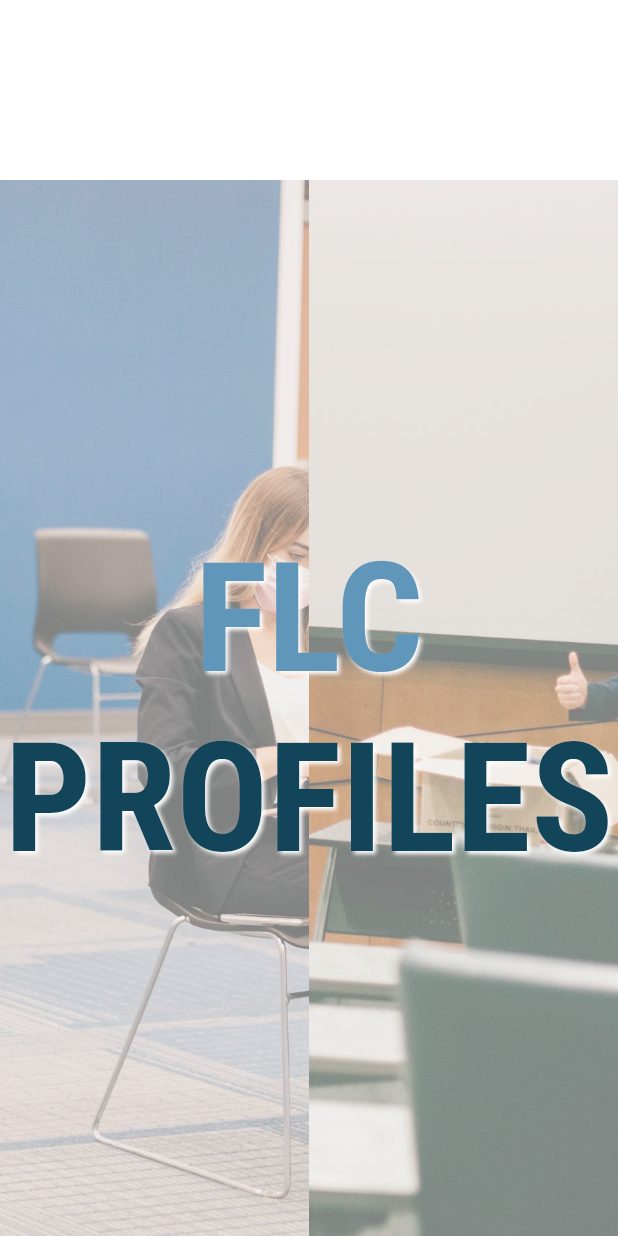
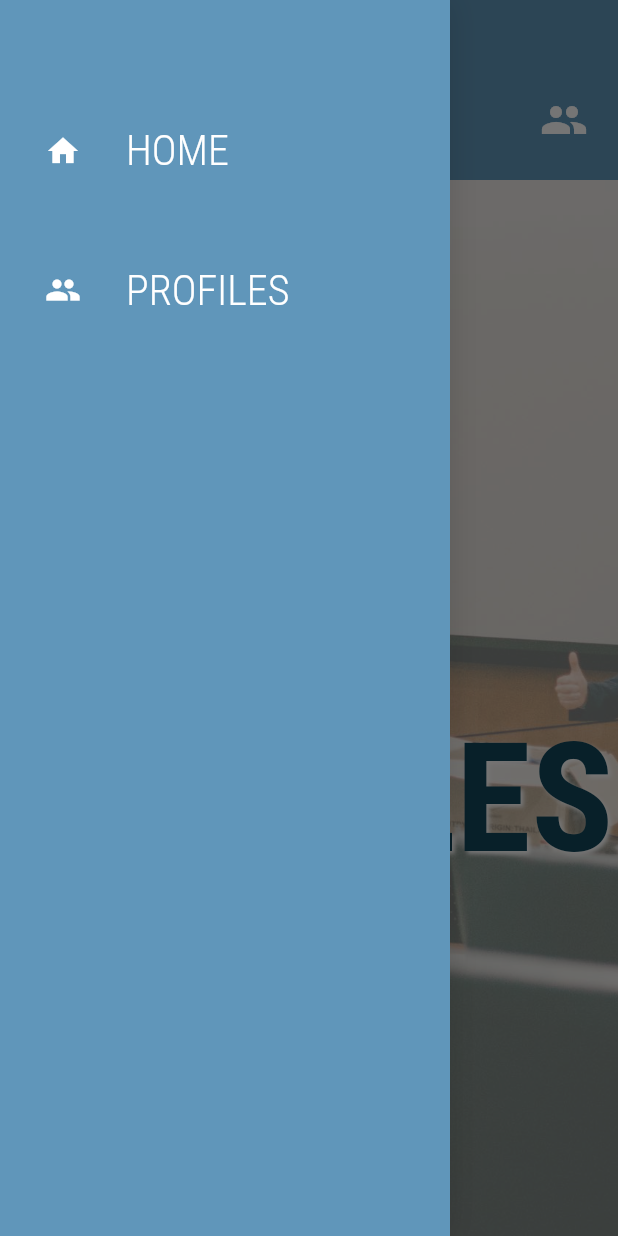
Before and after one commit to arielweitz/flc_swe, a Flutter app: the screen it shows after launch, with the side drawer open (before the commit the screen has no drawer), on a phone screen of 412 x 824 dp. Run offline on Flutter 3.47's test engine with Material 2 defaults, Android fonts, the phone set to English and light mode, and no system bars; our stand-ins replace fluro, responsive_builder, url_strategy; statements that could not run were skipped.

Commit message:
nav drawer

```diff
--- a/lib/components/navbar/navbar.dart
+++ b/lib/components/navbar/navbar.dart
@@ -13,9 +13,11 @@ class NavigationBar extends StatelessWidget {
   Widget build(BuildContext context) {
     return ScreenTypeLayout(
       mobile: Container(
+          color: Style.theme.primaryColor,
           padding: const EdgeInsets.only(top: 40.0, left: 20.0, right: 20.0),
           child: NavigationBarMobile(scaffoldkey: scaffoldkey)),
       tablet: Container(
+          color: Style.theme.primaryColor,
           padding: const EdgeInsets.only(top: 40.0, left: 45.0, right: 45.0),
           child: NavigationBarTablet(scaffoldkey: scaffoldkey)),
       desktop: Container(
--- a/lib/components/navbar/navbar_components.dart
+++ b/lib/components/navbar/navbar_components.dart
@@ -2,6 +2,8 @@ import 'package:flc_swe/routing/router.dart';
 import 'package:flc_swe/theme/style.dart';
 import 'package:fluro/fluro.dart' as fluro;
 import 'package:flutter/material.dart';
+import 'package:flc_swe/routing/route_names.dart';
+import 'package:provider/provider.dart';
 
 class NavBarLogo extends StatelessWidget {
   @override
@@ -65,7 +67,7 @@ class DrawerItem extends StatelessWidget {
       padding: const EdgeInsets.only(left: 30, top: 60),
       child: Row(
         children: <Widget>[
-          Icon(icon),
+          Icon(icon, color: Colors.white),
           SizedBox(width: 30),
           NavBarItem(title: title),
         ],
@@ -74,115 +76,114 @@ class DrawerItem extends StatelessWidget {
   }
 }
 
-// class NavigationDrawer extends StatelessWidget {
-//   @override
-//   Widget build(BuildContext context) {
-//     return Container(
-//       width: 300,
-//       height: MediaQuery.of(context).size.height,
-//       decoration: BoxDecoration(
-//           color: Colors.white,
-//           boxShadow: [BoxShadow(color: Colors.black12, blurRadius: 16)]),
-//       child: SingleChildScrollView(
-//         child: Column(
-//           children: <Widget>[
-//             SizedBox(
-//               height: 24.0,
-//             ),
-//             ClickableNavBarItem(
-//               child: DrawerItem(title: 'Find a phone', icon: Icons.phone_iphone),
-//               route: HomeRoute,
-//             ),
-//             DrawerItem(title: 'Sell your phone', icon: Icons.phone_iphone),
-//             ClickableNavBarItem(
-//               child: DrawerItem(title: 'About us', icon: Icons.help),
-//               route: AboutRoute,
-//             ),
-//             ModalRoute.of(context).settings.name != AccountRoute &&
-//                 ModalRoute.of(context).settings.name != OrdersRoute &&
-//                 ModalRoute.of(context).settings.name != MessagesRoute &&
-//                 ModalRoute.of(context).settings.name != MyPhonesRoute &&
-//                 ModalRoute.of(context).settings.name != SettingsRoute &&
-//                 ModalRoute.of(context).settings.name != AddAPhoneRoute &&
-//                 ModalRoute.of(context).settings.name != SendAMessageRoute ?
-//             ClickableNavBarItem(
-//               child: DrawerItem(title: 'Account', icon: Icons.person),
-//               route: AccountRoute,
-//             ) : const SizedBox.shrink(),
-//             ModalRoute.of(context).settings.name == AccountRoute ||
-//                 ModalRoute.of(context).settings.name == OrdersRoute ||
-//                 ModalRoute.of(context).settings.name == MessagesRoute ||
-//                 ModalRoute.of(context).settings.name == MyPhonesRoute ||
-//                 ModalRoute.of(context).settings.name == SettingsRoute ||
-//                 ModalRoute.of(context).settings.name == AddAPhoneRoute ||
-//                 ModalRoute.of(context).settings.name == SendAMessageRoute ?
-//             ClickableNavBarItem(
-//               child: DrawerItem(title: 'Dashboard', icon: Icons.person),
-//               route: AccountRoute,
-//             ) : const SizedBox.shrink(),
-//             ModalRoute.of(context).settings.name == AccountRoute ||
-//                 ModalRoute.of(context).settings.name == OrdersRoute ||
-//                 ModalRoute.of(context).settings.name == MessagesRoute ||
-//                 ModalRoute.of(context).settings.name == MyPhonesRoute ||
-//                 ModalRoute.of(context).settings.name == SettingsRoute ||
-//                 ModalRoute.of(context).settings.name == AddAPhoneRoute ||
-//                 ModalRoute.of(context).settings.name == SendAMessageRoute ?
-//             ClickableNavBarItem(
-//               child: DrawerItem(title: 'Orders', icon: Icons.person),
-//               route: OrdersRoute,
-//             ) : const SizedBox.shrink(),
-//             ModalRoute.of(context).settings.name == AccountRoute ||
-//                 ModalRoute.of(context).settings.name == OrdersRoute ||
-//                 ModalRoute.of(context).settings.name == MessagesRoute ||
-//                 ModalRoute.of(context).settings.name == MyPhonesRoute ||
-//                 ModalRoute.of(context).settings.name == SettingsRoute ||
-//                 ModalRoute.of(context).settings.name == AddAPhoneRoute||
-//                 ModalRoute.of(context).settings.name == SendAMessageRoute ?
-//             ClickableNavBarItem(
-//               child: DrawerItem(title: 'Messages', icon: Icons.person),
-//               route: MessagesRoute,
-//             ) : const SizedBox.shrink(),
-//             ModalRoute.of(context).settings.name == AccountRoute ||
-//                 ModalRoute.of(context).settings.name == OrdersRoute ||
-//                 ModalRoute.of(context).settings.name == MessagesRoute ||
-//                 ModalRoute.of(context).settings.name == MyPhonesRoute ||
-//                 ModalRoute.of(context).settings.name == SettingsRoute ||
-//                 ModalRoute.of(context).settings.name == AddAPhoneRoute||
-//                 ModalRoute.of(context).settings.name == SendAMessageRoute ?
-//             ClickableNavBarItem(
-//               child: DrawerItem(title: 'My phones', icon: Icons.person),
-//               route: MyPhonesRoute,
-//             ) : const SizedBox.shrink(),
-//             ModalRoute.of(context).settings.name == AccountRoute ||
-//                 ModalRoute.of(context).settings.name == OrdersRoute ||
-//                 ModalRoute.of(context).settings.name == MessagesRoute ||
-//                 ModalRoute.of(context).settings.name == MyPhonesRoute ||
-//                 ModalRoute.of(context).settings.name == SettingsRoute ||
-//                 ModalRoute.of(context).settings.name == AddAPhoneRoute||
-//                 ModalRoute.of(context).settings.name == SendAMessageRoute ?
-//             ClickableNavBarItem(
-//               child: DrawerItem(title: 'Settings', icon: Icons.person),
-//               route: SettingsRoute,
-//             ) : const SizedBox.shrink(),
-//             Consumer<UserModel>(
-//               builder: (_, user, __) {
-//                 if (user == null) {
-//                   return const SizedBox.shrink();
-//                 } else {
-//                   return Padding(
-//                     padding: EdgeInsets.only(top: MediaQuery.of(context).size.height - 420.0 >= 0 ? MediaQuery.of(context).size.height - 420.0 : 0),
-//                     child: ClickableNavBarItem(
-//                       child: DrawerItem(title: 'Sign out', icon: Icons.logout),
-//                       route: HomeRoute,
-//                       logOut: true,
-//                     ),
-//                   );
-//                 }
-//               },
-//             )
-//           ],
-//         ),
-//       ),
-//     );
-//   }
-// }
+class NavigationDrawer extends StatelessWidget {
+  @override
+  Widget build(BuildContext context) {
+    return Container(
+      width: 300,
+      height: MediaQuery.of(context).size.height,
+      decoration: BoxDecoration(
+          color: Style.theme.primaryColor,
+          boxShadow: [BoxShadow(color: Colors.black12, blurRadius: 16)]),
+      child: SingleChildScrollView(
+        child: Column(
+          children: <Widget>[
+            SizedBox(
+              height: 24.0,
+            ),
+            ClickableNavBarItem(
+              child: DrawerItem(title: 'HOME', icon: Icons.home),
+              route: HomeRoute,
+            ),
+            ClickableNavBarItem(
+              child: DrawerItem(title: 'PROFILES', icon: Icons.people),
+              route: ClassesRoute,
+            ),
+            // ModalRoute.of(context).settings.name != AccountRoute &&
+            //     ModalRoute.of(context).settings.name != OrdersRoute &&
+            //     ModalRoute.of(context).settings.name != MessagesRoute &&
+            //     ModalRoute.of(context).settings.name != MyPhonesRoute &&
+            //     ModalRoute.of(context).settings.name != SettingsRoute &&
+            //     ModalRoute.of(context).settings.name != AddAPhoneRoute &&
+            //     ModalRoute.of(context).settings.name != SendAMessageRoute ?
+            // ClickableNavBarItem(
+            //   child: DrawerItem(title: 'Account', icon: Icons.person),
+            //   route: AccountRoute,
+            // ) : const SizedBox.shrink(),
+            // ModalRoute.of(context).settings.name == AccountRoute ||
+            //     ModalRoute.of(context).settings.name == OrdersRoute ||
+            //     ModalRoute.of(context).settings.name == MessagesRoute ||
+            //     ModalRoute.of(context).settings.name == MyPhonesRoute ||
+            //     ModalRoute.of(context).settings.name == SettingsRoute ||
+            //     ModalRoute.of(context).settings.name == AddAPhoneRoute ||
+            //     ModalRoute.of(context).settings.name == SendAMessageRoute ?
+            // ClickableNavBarItem(
+            //   child: DrawerItem(title: 'Dashboard', icon: Icons.person),
+            //   route: AccountRoute,
+            // ) : const SizedBox.shrink(),
+            // ModalRoute.of(context).settings.name == AccountRoute ||
+            //     ModalRoute.of(context).settings.name == OrdersRoute ||
+            //     ModalRoute.of(context).settings.name == MessagesRoute ||
+            //     ModalRoute.of(context).settings.name == MyPhonesRoute ||
+            //     ModalRoute.of(context).settings.name == SettingsRoute ||
+            //     ModalRoute.of(context).settings.name == AddAPhoneRoute ||
+            //     ModalRoute.of(context).settings.name == SendAMessageRoute ?
+            // ClickableNavBarItem(
+            //   child: DrawerItem(title: 'Orders', icon: Icons.person),
+            //   route: OrdersRoute,
+            // ) : const SizedBox.shrink(),
+            // ModalRoute.of(context).settings.name == AccountRoute ||
+            //     ModalRoute.of(context).settings.name == OrdersRoute ||
+            //     ModalRoute.of(context).settings.name == MessagesRoute ||
+            //     ModalRoute.of(context).settings.name == MyPhonesRoute ||
+            //     ModalRoute.of(context).settings.name == SettingsRoute ||
+            //     ModalRoute.of(context).settings.name == AddAPhoneRoute||
+            //     ModalRoute.of(context).settings.name == SendAMessageRoute ?
+            // ClickableNavBarItem(
+            //   child: DrawerItem(title: 'Messages', icon: Icons.person),
+            //   route: MessagesRoute,
+            // ) : const SizedBox.shrink(),
+            // ModalRoute.of(context).settings.name == AccountRoute ||
+            //     ModalRoute.of(context).settings.name == OrdersRoute ||
+            //     ModalRoute.of(context).settings.name == MessagesRoute ||
+            //     ModalRoute.of(context).settings.name == MyPhonesRoute ||
+            //     ModalRoute.of(context).settings.name == SettingsRoute ||
+            //     ModalRoute.of(context).settings.name == AddAPhoneRoute||
+            //     ModalRoute.of(context).settings.name == SendAMessageRoute ?
+            // ClickableNavBarItem(
+            //   child: DrawerItem(title: 'My phones', icon: Icons.person),
+            //   route: MyPhonesRoute,
+            // ) : const SizedBox.shrink(),
+            // ModalRoute.of(context).settings.name == AccountRoute ||
+            //     ModalRoute.of(context).settings.name == OrdersRoute ||
+            //     ModalRoute.of(context).settings.name == MessagesRoute ||
+            //     ModalRoute.of(context).settings.name == MyPhonesRoute ||
+            //     ModalRoute.of(context).settings.name == SettingsRoute ||
+            //     ModalRoute.of(context).settings.name == AddAPhoneRoute||
+            //     ModalRoute.of(context).settings.name == SendAMessageRoute ?
+            // ClickableNavBarItem(
+            //   child: DrawerItem(title: 'Settings', icon: Icons.person),
+            //   route: SettingsRoute,
+            // ) : const SizedBox.shrink(),
+            // Consumer<UserModel>(
+            //   builder: (_, user, __) {
+            //     if (user == null) {
+            //       return const SizedBox.shrink();
+            //     } else {
+            //       return Padding(
+            //         padding: EdgeInsets.only(top: MediaQuery.of(context).size.height - 420.0 >= 0 ? MediaQuery.of(context).size.height - 420.0 : 0),
+            //         child: ClickableNavBarItem(
+            //           child: DrawerItem(title: 'Sign out', icon: Icons.logout),
+            //           route: HomeRoute,
+            //           logOut: true,
+            //         ),
+            //       );
+            //     }
+            //   },
+            // )
+          ],
+        ),
+      ),
+    );
+  }
+}
--- a/lib/components/navbar/navbar_mobile.dart
+++ b/lib/components/navbar/navbar_mobile.dart
@@ -1,3 +1,4 @@
+import 'package:flc_swe/routing/route_names.dart';
 import 'package:flutter/material.dart';
 
 import 'navbar_components.dart';
@@ -11,27 +12,31 @@ class NavigationBarMobile extends StatelessWidget {
     return Container(
       height: 80,
       child: Row(
-          // mainAxisSize: MainAxisSize.max,
-          // mainAxisAlignment: MainAxisAlignment.spaceBetween,
-          // children: <Widget>[
-          //   IconButton(
-          //     splashColor: Colors.transparent,
-          //     hoverColor: Colors.transparent,
-          //     icon: Icon(Icons.menu, color: Colors.black, size: 32.0,),
-          //     onPressed: () {
-          //       scaffoldkey.currentState.openDrawer();
-          //     },
-          //   ),
-          //   ClickableNavBarItem(
-          //     child: NavBarLogo(),
-          //     route: HomeRoute,
-          //   ),
-          //   ClickableNavBarItem(
-          //     child: Icon(Icons.search, color: Colors.black, size: 32.0),
-          //     route: HomeRoute,
-          //   )
-          // ],
+        mainAxisSize: MainAxisSize.max,
+        mainAxisAlignment: MainAxisAlignment.spaceBetween,
+        children: <Widget>[
+          IconButton(
+            splashColor: Colors.transparent,
+            hoverColor: Colors.transparent,
+            icon: Icon(
+              Icons.menu,
+              color: Colors.white,
+              size: 32.0,
+            ),
+            onPressed: () {
+              scaffoldkey.currentState.openDrawer();
+            },
           ),
+          ClickableNavBarItem(
+            child: NavBarLogo(),
+            route: HomeRoute,
+          ),
+          ClickableNavBarItem(
+            child: Icon(Icons.people, color: Colors.white, size: 32.0),
+            route: ClassesRoute,
+          )
+        ],
+      ),
     );
   }
 }
--- a/lib/pages/home_page.dart
+++ b/lib/pages/home_page.dart
@@ -1,5 +1,6 @@
 import 'package:flc_swe/components/general/bounding_box.dart';
 import 'package:flc_swe/components/navbar/navbar.dart';
+import 'package:flc_swe/components/navbar/navbar_components.dart';
 import 'package:flc_swe/theme/style.dart';
 import 'package:flutter/material.dart';
 import 'package:responsive_builder/responsive_builder.dart';
@@ -12,9 +13,10 @@ class HomePage extends StatelessWidget {
     return ResponsiveBuilder(
       builder: (context, sizingInformation) => Scaffold(
         resizeToAvoidBottomInset: false,
-        // drawer:
-        // sizingInformation.deviceScreenType == DeviceScreenType.mobile ||
-        //     sizingInformation.deviceScreenType == DeviceScreenType.tablet ? NavigationDrawer() : null,
+        drawer: sizingInformation.deviceScreenType == DeviceScreenType.mobile ||
+                sizingInformation.deviceScreenType == DeviceScreenType.tablet
+            ? NavigationDrawer()
+            : null,
         backgroundColor: Colors.white,
         key: _scaffoldKey,
         appBar: PreferredSize(
```
Also changed, not shown: lib/components/navbar/navbar_tablet.dart (+28 -27 lines), lib/pages/class_page.dart (+17 -12 lines), lib/pages/class_select_page.dart (+5 -3 lines), lib/pages/profile_page.dart (+5 -3 lines).
